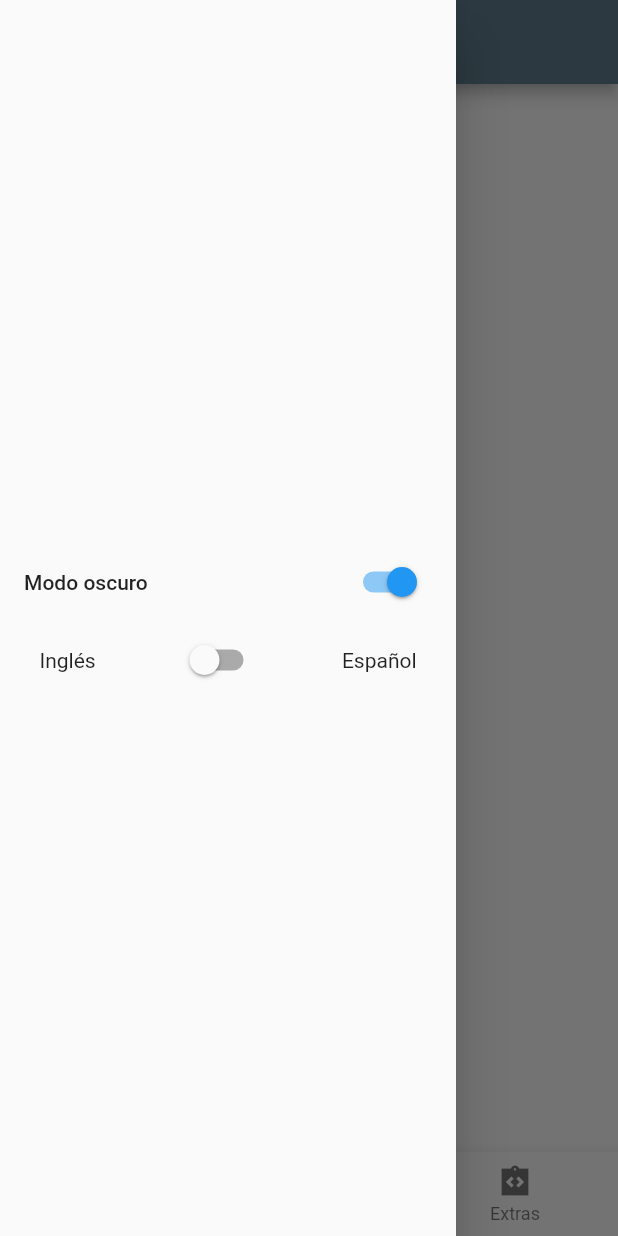
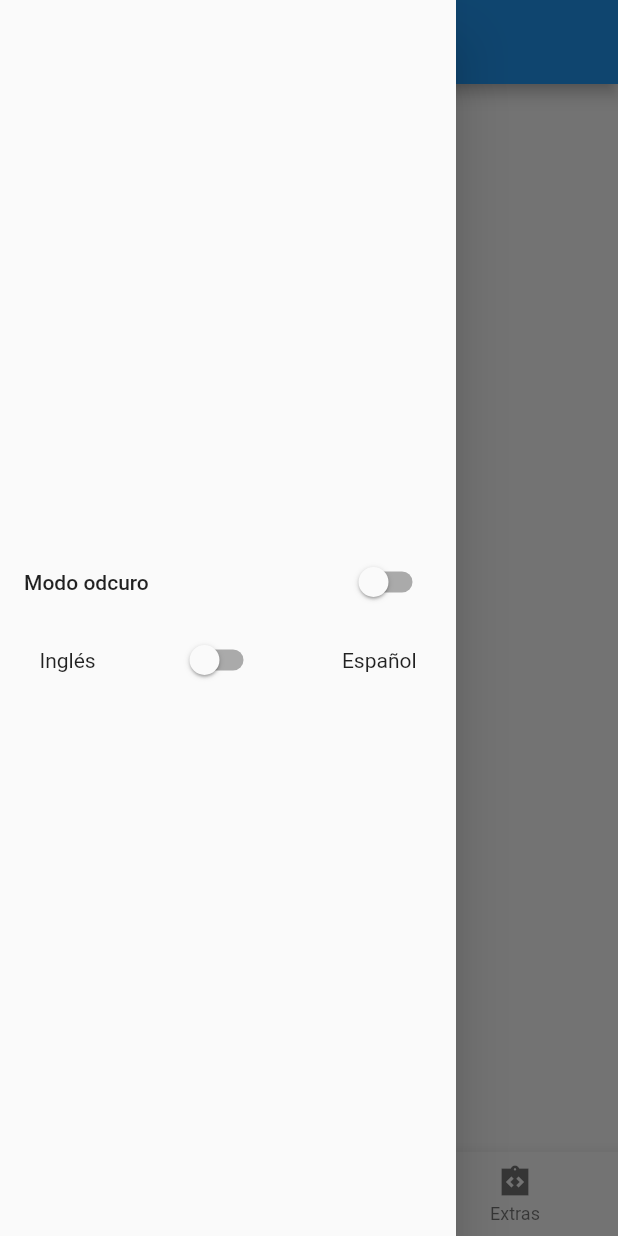
Before and after one commit to SergioK12/Sistema_CAE, a Flutter app: the screen it shows after launch, with the side drawer open, on a phone screen of 412 x 824 dp. Run offline on Flutter 3.47's test engine with Material 2 defaults, Android fonts, the phone set to English and light mode, and no system bars; our stand-ins replace shared_preferences.

Commit message:
Modo oscuro o claro con persistencia

```diff
--- /dev/null
+++ b/lib/settings/setting_services.dart
@@ -0,0 +1,19 @@
+import 'package:shared_preferences/shared_preferences.dart';
+
+class Preferencias {
+  static late SharedPreferences _prefs;
+  static bool _isDarkMode = false;
+
+  static Future init() async {
+    _prefs = await SharedPreferences.getInstance();
+  }
+  //MODO OSCURO
+  static bool get getIsDarkMode {
+    return _prefs.getBool('isdarkmode') ?? _isDarkMode;
+  }
+  static set setIsdarkmode(bool isdakrmode) {
+    _isDarkMode = isdakrmode;
+    _prefs.setBool('isdarkmode', isdakrmode);
+  }
+
+}
--- /dev/null
+++ b/lib/settings/settings_provider.dart
@@ -0,0 +1,19 @@
+  import 'package:flutter/material.dart';
+
+class ThemeProvider extends ChangeNotifier {
+  ThemeData temaactual;
+
+  ThemeProvider({
+    required bool isDarkMode,
+  }) : temaactual = isDarkMode ? ThemeData.dark() : ThemeData.light();
+
+  setlightMode() {
+    temaactual = ThemeData.light();
+    notifyListeners();
+  }
+
+  setDarkMode() {
+    temaactual = ThemeData.dark();
+    notifyListeners();
+  }
+}
--- a/lib/ui/widgets/drawer.dart
+++ b/lib/ui/widgets/drawer.dart
@@ -1,15 +1,24 @@
 import 'package:flutter/material.dart';
+import 'package:provider/provider.dart';
 
-class DrawerApp extends StatelessWidget {
+import '../../settings/setting_services.dart';
+import '../../settings/settings_provider.dart';
+
+class DrawerApp extends StatefulWidget {
   const DrawerApp({super.key});
 
+  @override
+  State<DrawerApp> createState() => _DrawerAppState();
+}
+
+class _DrawerAppState extends State<DrawerApp> {
   @override
   Widget build(BuildContext context) {
     return Drawer(
       child: Center(
         child: Column(
           mainAxisAlignment: MainAxisAlignment.center,
-                    children:  [
+          children: [
             const SwitchDarkMode(),
             Row(
               mainAxisAlignment: MainAxisAlignment.spaceAround,
@@ -20,8 +29,8 @@ class DrawerApp extends StatelessWidget {
                   onChanged: (value) {},
                 ),
                 const Text("Español"),
-
-            ],)
+              ],
+            )
           ],
         ),
       ),
@@ -41,17 +50,15 @@ class _SwitchDarkModeState extends State<SwitchDarkMode> {
 
   @override
   Widget build(BuildContext context) {
-    return SwitchListTile(
-      title: const  Text("Modo oscuro"),
-      // This bool value toggles the switch.
-      value: light,
-
-      onChanged: (bool value) {
-        // This is called when the user toggles the switch.
-        setState(() {
-          light = value;
+    return SwitchListTile.adaptive(
+        value: Preferencias.getIsDarkMode,
+        title: const Text("Modo odcuro"),
+        onChanged: (value) {
+          Preferencias.setIsdarkmode = value;
+          final themeprovider =
+              Provider.of<ThemeProvider>(context, listen: false);
+          value ? themeprovider.setDarkMode() : themeprovider.setlightMode();
+          setState(() {});
         });
-      },
-    );
   }
 }
```
Also changed, not shown: lib/main.dart (+15 -6 lines). Lines whose indentation alone changed are shown as unchanged.
